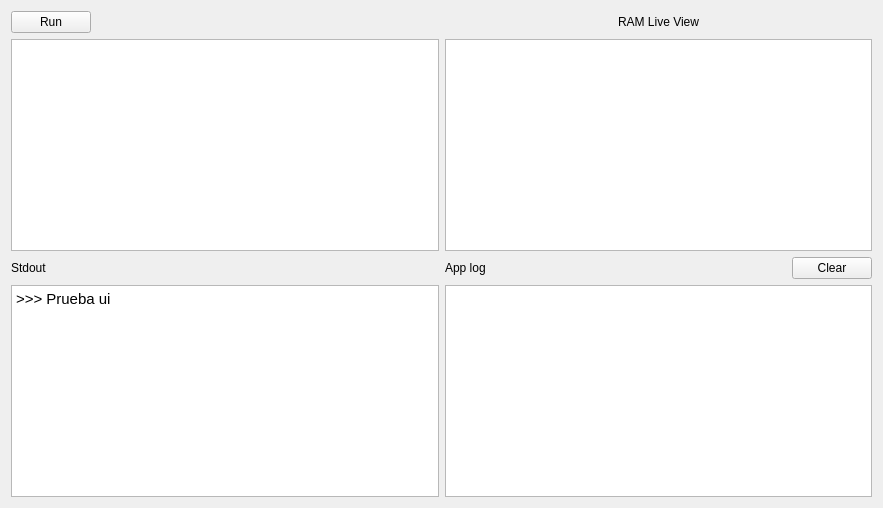
First picture: the form in IDE/mainWidget.ui, repository AnthonyHMR/ITCR.DatosII.ProyectoI.Interfaz, before the edit.
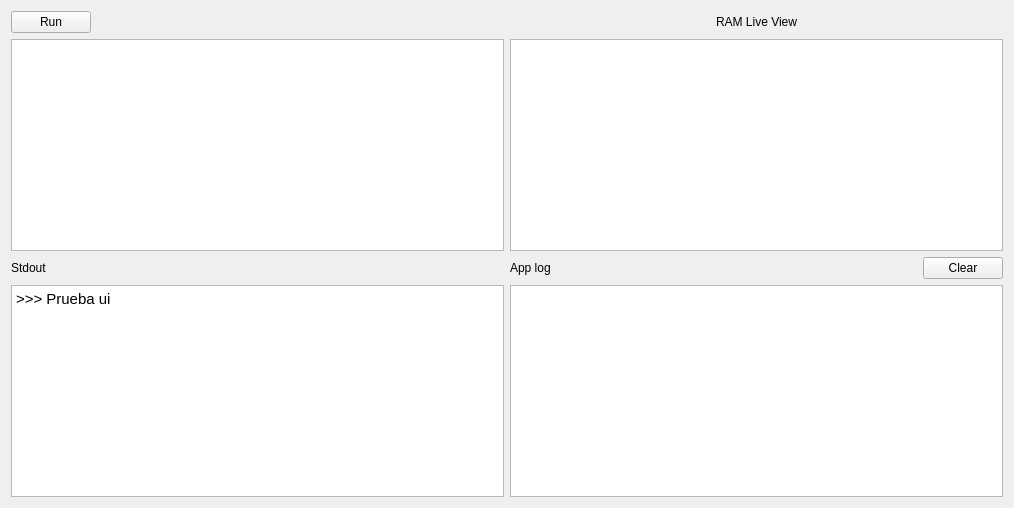
Second picture: the form after the edit.

Commit message: PIDII-42 #in-progress getValue method

What changed in the file:
```diff
--- a/IDE/mainWidget.ui
+++ b/IDE/mainWidget.ui
@@ -6,7 +6,7 @@
    <rect>
     <x>0</x>
     <y>0</y>
-    <width>883</width>
+    <width>1014</width>
     <height>508</height>
    </rect>
   </property>
```
The commit also changes 1 other file.
